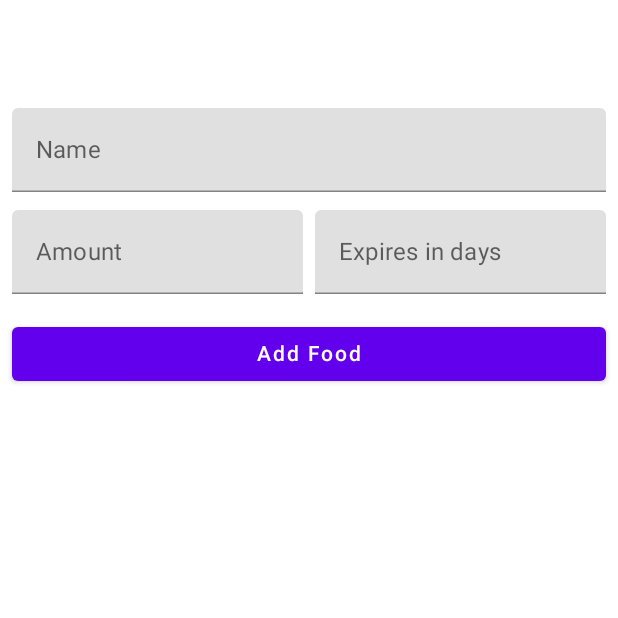
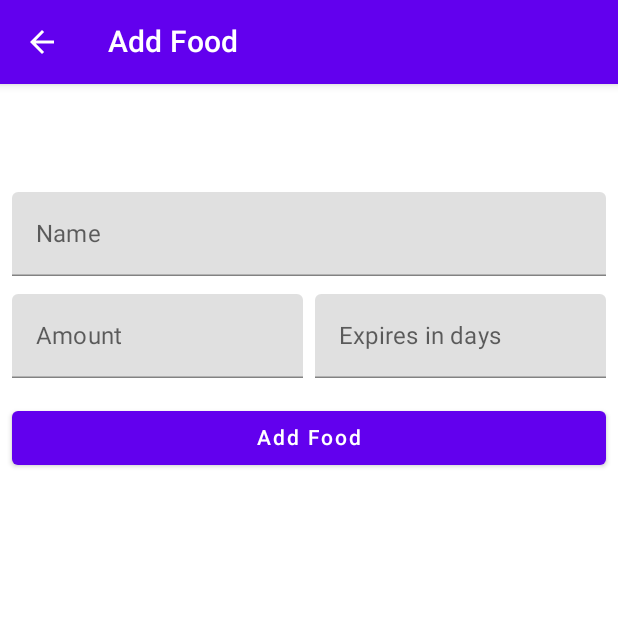
Before and after one commit to BillyLuisNeedham/food_app, an Android app built with Jetpack Compose: the AddFoodScreen screen opened through its navigation route, on a phone screen of 412 x 824 dp, the top half of it. Run offline under Robolectric (Android 15) with nearby library versions, the phone set to English and light mode, and no system bars; our stand-ins replace Dagger/Hilt's generated code; libraries missing offline, so code that uses them is left out: com.squareup.sqldelight; 1 statement that could not run was skipped.

Commit message:
Foodlist menu and dialogs

```diff
--- a/app/src/main/java/com/example/sqldelightprototype/presentation/ui/navigation/AppNavigation.kt
+++ b/app/src/main/java/com/example/sqldelightprototype/presentation/ui/navigation/AppNavigation.kt
@@ -62,7 +62,8 @@ private fun NavGraphBuilder.foodListScreen(
             deleteFood = {
                 viewModel.deleteFood(foodUi = it)
             },
-            screenState = screenState.value
+            screenState = screenState.value,
+            deleteAllFoods = {TODO()}
         )
     }
 }
--- a/app/src/main/java/com/example/sqldelightprototype/presentation/ui/screens/AddFoodScreen.kt
+++ b/app/src/main/java/com/example/sqldelightprototype/presentation/ui/screens/AddFoodScreen.kt
@@ -9,8 +9,15 @@ import androidx.compose.foundation.layout.padding
 import androidx.compose.foundation.layout.wrapContentHeight
 import androidx.compose.foundation.text.KeyboardActions
 import androidx.compose.foundation.text.KeyboardOptions
+import androidx.compose.material.Icon
+import androidx.compose.material.IconButton
+import androidx.compose.material.Scaffold
 import androidx.compose.material.Snackbar
 import androidx.compose.material.Text
+import androidx.compose.material.TopAppBar
+import androidx.compose.material.icons.Icons
+import androidx.compose.material.icons.filled.ArrowBack
+import androidx.compose.material.icons.filled.MoreVert
 import androidx.compose.runtime.Composable
 import androidx.compose.runtime.LaunchedEffect
 import androidx.compose.runtime.mutableStateOf
@@ -60,6 +67,56 @@ fun AddFoodScreen(
         )
     }
 
+    Scaffold(topBar = {
+        TopAppBar(
+            title = {
+                Text(stringResource(R.string.add_food_title))
+            },
+            navigationIcon = {
+                IconButton(onClick = navigateBack) {
+                    Icon(
+                        Icons.Filled.ArrowBack,
+                        contentDescription = stringResource(R.string.back_navigation_content_description)
+                    )
+                }
+            },
+
+        )
+    }) {
+        AddFoodScreenContent(
+            modifier = modifier,
+            name = name,
+            setName = setName,
+            amount = amount,
+            setAmount = setAmount,
+            expiryInDays = expiryInDays,
+            setExpiryInDays = setExpiryInDays,
+            keyboardController = keyboardController,
+            addFood = addFood,
+            setError = setError,
+            timeManager = timeManager,
+            error = error
+        )
+    }
+
+}
+
+@ExperimentalComposeUiApi
+@Composable
+fun AddFoodScreenContent(
+    modifier: Modifier = Modifier,
+    name: String,
+    setName: (String) -> Unit,
+    amount: String,
+    setAmount: (String) -> Unit,
+    expiryInDays: String,
+    setExpiryInDays: (String) -> Unit,
+    keyboardController: SoftwareKeyboardController?,
+    addFood: (Food) -> Unit,
+    setError: (Boolean) -> Unit,
+    timeManager: TimeManager,
+    error: Boolean
+) {
     Column(
         modifier = modifier.fillMaxSize()
             .padding(horizontal = 8.dp),
@@ -117,7 +174,7 @@ fun AddFoodScreen(
     }
 }
 
-fun handleActionsOnUploadState(
+private fun handleActionsOnUploadState(
     uploadState: ResultOf<Unit>?,
     onError: () -> Unit,
     onSuccess: () -> Unit
--- a/app/src/main/java/com/example/sqldelightprototype/presentation/ui/screens/FoodListScreen.kt
+++ b/app/src/main/java/com/example/sqldelightprototype/presentation/ui/screens/FoodListScreen.kt
@@ -9,15 +9,23 @@ import androidx.compose.foundation.layout.padding
 import androidx.compose.foundation.lazy.LazyColumn
 import androidx.compose.foundation.lazy.items
 import androidx.compose.foundation.lazy.rememberLazyListState
+import androidx.compose.material.AlertDialog
 import androidx.compose.material.CircularProgressIndicator
+import androidx.compose.material.DropdownMenu
+import androidx.compose.material.DropdownMenuItem
 import androidx.compose.material.FabPosition
 import androidx.compose.material.FloatingActionButton
 import androidx.compose.material.Icon
+import androidx.compose.material.IconButton
 import androidx.compose.material.Scaffold
 import androidx.compose.material.Text
+import androidx.compose.material.TopAppBar
 import androidx.compose.material.icons.Icons
+import androidx.compose.material.icons.filled.MoreVert
 import androidx.compose.material.icons.outlined.Add
 import androidx.compose.runtime.Composable
+import androidx.compose.runtime.mutableStateOf
+import androidx.compose.runtime.remember
 import androidx.compose.ui.Alignment
 import androidx.compose.ui.Modifier
 import androidx.compose.ui.res.stringResource
@@ -26,6 +34,7 @@ import androidx.compose.ui.unit.dp
 import com.example.sqldelightprototype.R
 import com.example.sqldelightprototype.domain.ResultOf
 import com.example.sqldelightprototype.presentation.models.FoodUi
+import com.example.sqldelightprototype.presentation.ui.components.ButtonBase
 import com.example.sqldelightprototype.presentation.ui.components.FoodListItem
 import com.example.sqldelightprototype.presentation.ui.theme.SqlDelightPrototypeTheme
 
@@ -35,9 +44,40 @@ fun FoodListScreen(
     onClickFab: () -> Unit,
     setFoodQuantity: (food: FoodUi) -> Unit,
     deleteFood: (food: FoodUi) -> Unit,
-    screenState: ResultOf<Unit>
+    screenState: ResultOf<Unit>,
+    deleteAllFoods: () -> Unit
 ) {
+    val (showMenu, setShowMenu) = remember { mutableStateOf(false) }
+    val (showDeleteAllWarning, setShowDeleteAllWarning) =
+        remember { mutableStateOf(false) }
+
     Scaffold(
+        topBar = {
+            TopAppBar(
+                title = {
+                    Text(stringResource(R.string.food_list_title))
+                },
+                actions = {
+                    IconButton(onClick = { setShowMenu(!showMenu) }) {
+                        Icon(
+                            Icons.Filled.MoreVert,
+                            contentDescription = stringResource(R.string.open_menu_content_description)
+                        )
+                    }
+                    DropdownMenu(
+                        expanded = showMenu,
+                        onDismissRequest = { setShowMenu(false) }
+                    ) {
+                        DropdownMenuItem(onClick = {
+                            setShowMenu(false)
+                            setShowDeleteAllWarning(true)
+                        }) {
+                            Text(stringResource(R.string.delete_all_foods))
+                        }
+                    }
+                }
+            )
+        },
         floatingActionButtonPosition = FabPosition.End,
         floatingActionButton = {
             FloatingActionButton(
@@ -55,6 +95,44 @@ fun FoodListScreen(
             setFoodQuantity = setFoodQuantity,
             deleteFood = deleteFood,
             screenState = screenState
+        )
+        DeleteDialog(
+            showDialog = showDeleteAllWarning,
+            setShowDialog = setShowDeleteAllWarning,
+            deleteAllFoods = deleteAllFoods
+        )
+    }
+}
+
+@Composable
+fun DeleteDialog(
+    modifier: Modifier = Modifier,
+    showDialog: Boolean,
+    setShowDialog: (Boolean) -> Unit,
+    deleteAllFoods: () -> Unit
+) {
+    if (showDialog) {
+        AlertDialog(
+            onDismissRequest = { setShowDialog(false) },
+            title = { Text(stringResource(R.string.warning)) },
+            confirmButton = {
+                ButtonBase(onClick = {
+                    setShowDialog(false)
+                    deleteAllFoods()
+                }) {
+                    Text(stringResource(R.string.continue_dialog))
+                }
+            },
+            dismissButton = {
+                ButtonBase(onClick = {
+                    setShowDialog(false)
+                }) {
+                    Text(stringResource(R.string.cancel))
+                }
+            },
+            text = {
+                Text(stringResource(R.string.delete_warning))
+            }
         )
     }
 }
@@ -88,9 +166,12 @@ private fun FoodListContent(
     val listState = rememberLazyListState()
 
     LazyColumn(
-        modifier = modifier.padding(top = 16.dp),
+        modifier = modifier,
         state = listState
     ) {
+        item {
+            Spacer(modifier = Modifier.padding(top = 16.dp))
+        }
         items(foodList) { food ->
             FoodListItem(
                 modifier = Modifier
@@ -145,7 +226,8 @@ fun FoodListScreenPreview() {
             onClickFab = {},
             setFoodQuantity = {},
             deleteFood = {},
-            screenState = ResultOf.Success(data = Unit)
+            screenState = ResultOf.Success(data = Unit),
+            deleteAllFoods = {}
         )
     }
 }
--- a/app/src/main/res/values/strings.xml
+++ b/app/src/main/res/values/strings.xml
@@ -12,8 +12,21 @@
     <string name="days">Days</string>
     <string name="has_expired">Has expired</string>
     <string name="today">Today</string>
+    <string name="expires_in">Expires in:</string>
+
     <string name="reduce_amount_content_description">Reduce quantity of food</string>
     <string name="increase_amount_content_description">Increase amount of food</string>
-    <string name="expires_in">Expires in:</string>
     <string name="delete_food_content_description">Delete the food</string>
+    <string name="back_navigation_content_description">Navigates to previous screen</string>
+    <string name="open_menu_content_description">Opens the menu</string>
+
+    <string name="food_list_title">All Foods</string>
+    <string name="add_food_title">Add Food</string>
+
+    <string name="delete_all_foods">Delete all foods</string>
+
+    <string name="warning">Warning</string>
+    <string name="continue_dialog">Continue</string>
+    <string name="cancel">Cancel</string>
+    <string name="delete_warning">This will delete all foods. This action cannot be undone.</string>
 </resources>
```
